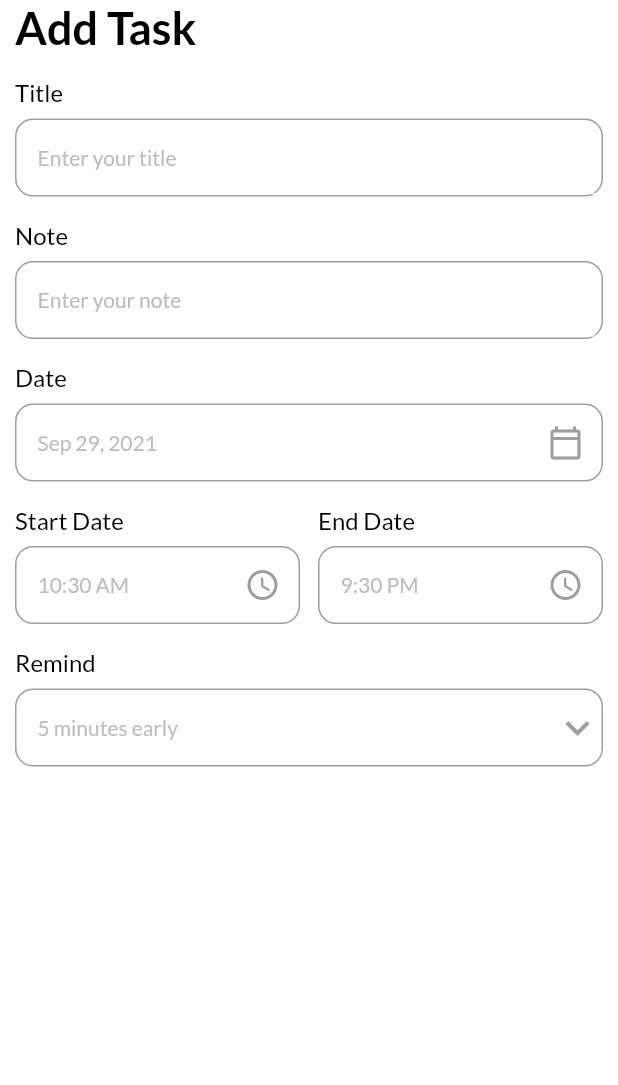
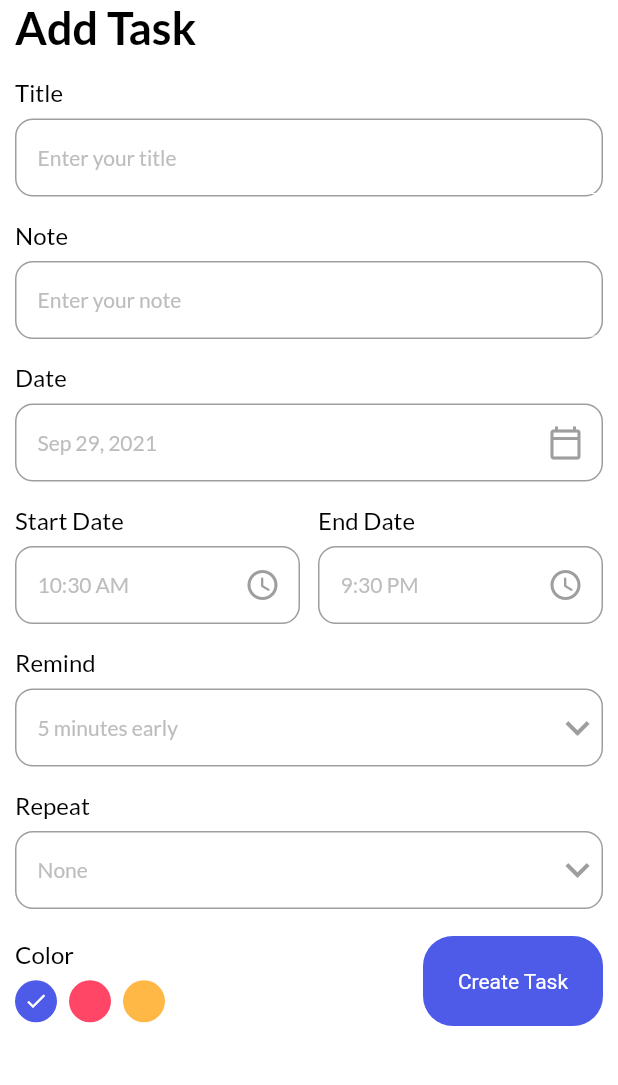
Before and after one commit to flutterkage2k/getx_expense, a Flutter app: the AddTaskPage screen opened directly, on a phone screen of 412 x 824 dp, the part 84-1169 px from its top. Run offline on Flutter 3.47's test engine with Material 2 defaults, Android fonts, the light colour scheme and no system bars; our stand-ins replace date_picker_timeline, flutter_local_notifications, get, get_storage, google_fonts, timezone; accounts and stored records are empty.

Commit message:
color part

```diff
--- a/lib/ui/add_task_bar.dart
+++ b/lib/ui/add_task_bar.dart
@@ -1,6 +1,7 @@
 import 'package:flutter/material.dart';
 import 'package:get/get.dart';
 import 'package:getx_expense/ui/theme.dart';
+import 'package:getx_expense/ui/widgets/button.dart';
 import 'package:getx_expense/ui/widgets/input_field.dart';
 import 'package:intl/intl.dart';
 
@@ -19,7 +20,12 @@
 
 // remind setctions
   int _selectedRemind = 5;
-  List<int> remindList = [5, 10, 15, 20]; // drop down menu
+  List<int> remindList = [5, 10, 15, 20];
+
+  // Repeat
+  String? _selectedRepeat = "None";
+  List<String> repeatList = ["None", "Daily", "Weekly", "Monthly"];
+  int _selectedColor = 0;
 
   @override
   Widget build(BuildContext context) {
@@ -90,26 +96,124 @@
                     )
                   ],
                 ),
-              MyInputField(title: "Remind", hint: "$_selectedRemind minutes early",
-              widget: DropdownButton(icon: Icon(Icons.keyboard_arrow_down,color: Colors.grey,),
+                MyInputField(
+                  title: "Remind",
+                  hint: "$_selectedRemind minutes early",
+                  widget: DropdownButton(
+                    icon: Icon(
+                      Icons.keyboard_arrow_down,
+                      color: Colors.grey,
+                    ),
                     iconSize: 32,
                     elevation: 4,
                     style: subTitleStyle,
-              underline: Container(height: 0,),
-              onChanged: (String? newValue){
+                    underline: Container(
+                      height: 0,
+                    ),
+                    onChanged: (String? newValue) {
                       setState(() {
                         _selectedRemind = int.parse(newValue!);
                       });
                     },
-              items: remindList.map<DropdownMenuItem<String>>((int value){
+                    items:
+                        remindList.map<DropdownMenuItem<String>>((int value) {
                       return DropdownMenuItem<String>(
                         value: value.toString(),
-                  child: Text(value.toString()));
-              }).toList(),),)
-            ],
-          )),
+                        child: Text(
+                          value.toString(),
+                        ),
+                      );
+                    }).toList(),
                   ),
                 ),
+                MyInputField(
+                  title: "Repeat",
+                  hint: "$_selectedRepeat",
+                  widget: DropdownButton(
+                    icon: Icon(
+                      Icons.keyboard_arrow_down,
+                      color: Colors.grey,
+                    ),
+                    iconSize: 32,
+                    elevation: 4,
+                    style: subTitleStyle,
+                    underline: Container(
+                      height: 0,
+                    ),
+                    onChanged: (String? newValue) {
+                      setState(() {
+                        _selectedRepeat = newValue!;
+                      });
+                    },
+                    items: repeatList
+                        .map<DropdownMenuItem<String>>((String? value) {
+                      return DropdownMenuItem<String>(
+                          value: value,
+                          child: Text(value!,
+                              style: TextStyle(color: Colors.grey)));
+                    }).toList(),
+                  ),
+                ),
+                SizedBox(
+                  height: 18,
+                ),
+                Row(
+                  mainAxisAlignment: MainAxisAlignment.spaceBetween,
+                  crossAxisAlignment: CrossAxisAlignment.center,
+                  children: [
+                    _colorPallete(),
+                    MyButton(label: "Create Task", onTap: () => null)
+                  ],
+                )
+              ],
+            ),
+          ),
+        ),
+      ),
+    );
+  }
+
+  _colorPallete() {
+    return Column(
+      crossAxisAlignment: CrossAxisAlignment.start,
+      children: [
+        Text(
+          "Color",
+          style: titleStyle,
+        ),
+        SizedBox(
+          height: 8,
+        ),
+        Wrap(
+          children: List<Widget>.generate(3, (int index) {
+            return GestureDetector(
+              onTap: () {
+                setState(() {
+                  _selectedColor = index;
+                });
+              },
+              child: Padding(
+                padding: const EdgeInsets.only(right: 8.0),
+                child: CircleAvatar(
+                  radius: 14,
+                  backgroundColor: index == 0
+                      ? primaryClr
+                      : index == 1
+                          ? pinkClr
+                          : yellowClr,
+                  child: _selectedColor == index
+                      ? Icon(
+                          Icons.done,
+                          color: Colors.white,
+                          size: 16,
+                        )
+                      : Container(),
+                ),
+              ),
+            );
+          }),
+        )
+      ],
     );
   }
 
```
Lines whose indentation alone changed are shown as unchanged.
